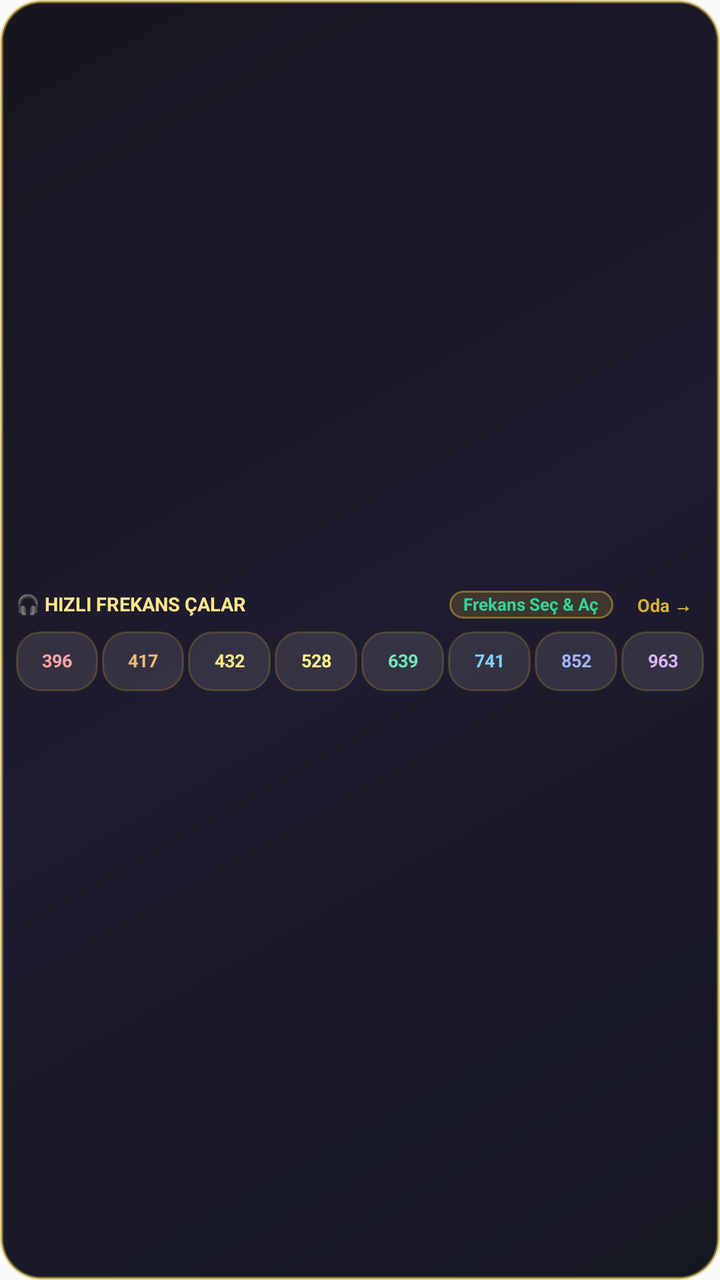
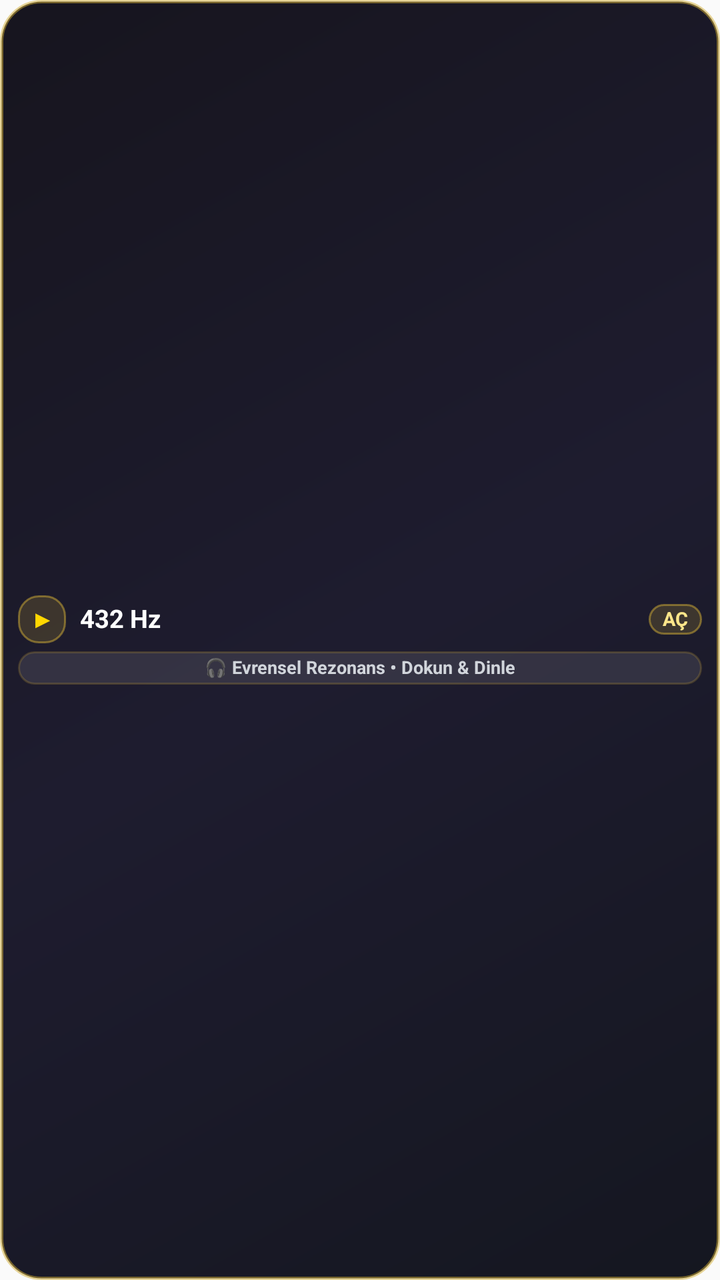

Two renders of the same Android screen: before a commit and after it. Below are the layout's source before the change and the commit's diff.
<!-- AndroidManifest.xml: application theme AppTheme -->
<!-- res/layout/quick_freq_bar_widget.xml -->
<?xml version="1.0" encoding="utf-8"?>
<LinearLayout xmlns:android="http://schemas.android.com/apk/res/android"
    android:id="@+id/qfb_widget_root"
    android:layout_width="match_parent"
    android:layout_height="match_parent"
    android:background="@drawable/cosmic_widget_bg"
    android:gravity="center_vertical"
    android:orientation="vertical"
    android:paddingHorizontal="8dp"
    android:paddingVertical="5dp">

    
    <LinearLayout
        android:layout_width="match_parent"
        android:layout_height="wrap_content"
        android:gravity="center_vertical"
        android:orientation="horizontal">

        <TextView
            android:id="@+id/qfb_title"
            android:layout_width="0dp"
            android:layout_height="wrap_content"
            android:layout_weight="1"
            android:includeFontPadding="false"
            android:maxLines="1"
            android:text="🎧 HIZLI FREKANS ÇALAR"
            android:textColor="#FDE68A"
            android:textSize="9.5sp"
            android:textStyle="bold" />

        <TextView
            android:id="@+id/qfb_status_pill"
            android:layout_width="wrap_content"
            android:layout_height="wrap_content"
            android:layout_marginEnd="6dp"
            android:background="@drawable/cosmic_pill_bg"
            android:includeFontPadding="false"
            android:maxLines="1"
            android:paddingHorizontal="7dp"
            android:paddingVertical="2dp"
            android:text="Frekans Seç &amp; Aç"
            android:textColor="#34D399"
            android:textSize="8.5sp"
            android:textStyle="bold" />

        <TextView
            android:id="@+id/qfb_open_room_btn"
            android:layout_width="wrap_content"
            android:layout_height="wrap_content"
            android:includeFontPadding="false"
            android:paddingHorizontal="6dp"
            android:paddingVertical="2dp"
            android:text="Oda →"
            android:textColor="#D4AF37"
            android:textSize="9sp"
            android:textStyle="bold" />
    </LinearLayout>

    
    <LinearLayout
        android:layout_width="match_parent"
        android:layout_height="wrap_content"
        android:layout_marginTop="5dp"
        android:gravity="center_vertical"
        android:orientation="horizontal">

        <TextView
            android:id="@+id/qfb_btn_396"
            android:layout_width="0dp"
            android:layout_height="30dp"
            android:layout_marginEnd="2dp"
            android:layout_weight="1"
            android:background="@drawable/cosmic_inner_card_bg"
            android:gravity="center"
            android:includeFontPadding="false"
            android:maxLines="1"
            android:text="396"
            android:textColor="#FCA5A5"
            android:textSize="9sp"
            android:textStyle="bold" />

        <TextView
            android:id="@+id/qfb_btn_417"
            android:layout_width="0dp"
            android:layout_height="30dp"
            android:layout_marginEnd="2dp"
            android:layout_weight="1"
            android:background="@drawable/cosmic_inner_card_bg"
            android:gravity="center"
            android:includeFontPadding="false"
            android:maxLines="1"
            android:text="417"
            android:textColor="#FDBA74"
            android:textSize="9sp"
            android:textStyle="bold" />

        <TextView
            android:id="@+id/qfb_btn_432"
            android:layout_width="0dp"
            android:layout_height="30dp"
            android:layout_marginEnd="2dp"
            android:layout_weight="1"
            android:background="@drawable/cosmic_inner_card_bg"
            android:gravity="center"
            android:includeFontPadding="false"
            android:maxLines="1"
            android:text="432"
            android:textColor="#FDE68A"
            android:textSize="9sp"
            android:textStyle="bold" />

        <TextView
            android:id="@+id/qfb_btn_528"
            android:layout_width="0dp"
            android:layout_height="30dp"
            android:layout_marginEnd="2dp"
            android:layout_weight="1"
            android:background="@drawable/cosmic_inner_card_bg"
            android:gravity="center"
            android:includeFontPadding="false"
            android:maxLines="1"
            android:text="528"
            android:textColor="#FEF08A"
            android:textSize="9sp"
            android:textStyle="bold" />

        <TextView
            android:id="@+id/qfb_btn_639"
            android:layout_width="0dp"
            android:layout_height="30dp"
            android:layout_marginEnd="2dp"
            android:layout_weight="1"
            android:background="@drawable/cosmic_inner_card_bg"
            android:gravity="center"
            android:includeFontPadding="false"
            android:maxLines="1"
            android:text="639"
            android:textColor="#6EE7B7"
            android:textSize="9sp"
            android:textStyle="bold" />

        <TextView
            android:id="@+id/qfb_btn_741"
            android:layout_width="0dp"
            android:layout_height="30dp"
            android:layout_marginEnd="2dp"
            android:layout_weight="1"
            android:background="@drawable/cosmic_inner_card_bg"
            android:gravity="center"
            android:includeFontPadding="false"
            android:maxLines="1"
            android:text="741"
            android:textColor="#7DD3FC"
            android:textSize="9sp"
            android:textStyle="bold" />

        <TextView
            android:id="@+id/qfb_btn_852"
            android:layout_width="0dp"
            android:layout_height="30dp"
            android:layout_marginEnd="2dp"
            android:layout_weight="1"
            android:background="@drawable/cosmic_inner_card_bg"
            android:gravity="center"
            android:includeFontPadding="false"
            android:maxLines="1"
            android:text="852"
            android:textColor="#A5B4FC"
            android:textSize="9sp"
            android:textStyle="bold" />

        <TextView
            android:id="@+id/qfb_btn_963"
            android:layout_width="0dp"
            android:layout_height="30dp"
            android:layout_weight="1"
            android:background="@drawable/cosmic_inner_card_bg"
            android:gravity="center"
            android:includeFontPadding="false"
            android:maxLines="1"
            android:text="963"
            android:textColor="#D8B4FE"
            android:textSize="9sp"
            android:textStyle="bold" />
    </LinearLayout>
</LinearLayout>
<!-- resources referenced by this layout -->
<resources>
  <!-- drawable cosmic_inner_card_bg (drawable) -->
  <?xml version="1.0" encoding="utf-8"?>
  <shape xmlns:android="http://schemas.android.com/apk/res/android"
      android:shape="rectangle">
      <solid android:color="#1AFFFFFF" />
      <corners android:radius="12dp" />
      <stroke
          android:width="1dp"
          android:color="#38D4AF37" />
  </shape>
  <!-- drawable cosmic_pill_bg (drawable) -->
  <?xml version="1.0" encoding="utf-8"?>
  <shape xmlns:android="http://schemas.android.com/apk/res/android"
      android:shape="rectangle">
      <solid android:color="#2ED4AF37" />
      <corners android:radius="10dp" />
      <stroke
          android:width="1dp"
          android:color="#80D4AF37" />
  </shape>
  <!-- drawable cosmic_widget_bg (drawable) -->
  <?xml version="1.0" encoding="utf-8"?>
  <shape xmlns:android="http://schemas.android.com/apk/res/android"
      android:shape="rectangle">
      <gradient
          android:angle="135"
          android:startColor="#F2080A14"
          android:centerColor="#F2121024"
          android:endColor="#F20A0812"
          android:type="linear" />
      <corners android:radius="20dp" />
      <stroke
          android:width="1.5dp"
          android:color="#80D4AF37" />
  </shape>
  <style name="AppTheme" parent="Theme.AppCompat.DayNight.NoActionBar">
      <item name="android:enforceNavigationBarContrast" tools:targetApi="29">true</item>
      <item name="android:editTextBackground">@drawable/rn_edit_text_material</item>
      <item name="colorPrimary">@color/colorPrimary</item>
      <item name="android:statusBarColor">#000000</item>
    </style>
  <!-- drawable rn_edit_text_material (drawable) -->
  <?xml version="1.0" encoding="utf-8"?>
  <inset xmlns:android="http://schemas.android.com/apk/res/android"
         android:insetLeft="@dimen/abc_edit_text_inset_horizontal_material"
         android:insetRight="@dimen/abc_edit_text_inset_horizontal_material"
         android:insetTop="@dimen/abc_edit_text_inset_top_material"
         android:insetBottom="@dimen/abc_edit_text_inset_bottom_material"
         >
  
      <selector>
          
          <item android:state_enabled="false" android:drawable="@drawable/abc_textfield_default_mtrl_alpha"/>
          <item android:drawable="@drawable/abc_textfield_activated_mtrl_alpha"/>
      </selector>
  
  </inset>
  <color name="colorPrimary">#D4AF37</color>
</resources>

<!-- the commit's change to res/layout/quick_freq_bar_widget.xml (unified diff, before → after) -->
@@ -6,180 +6,87 @@
     android:background="@drawable/cosmic_widget_bg"
     android:gravity="center_vertical"
     android:orientation="vertical"
-    android:paddingHorizontal="8dp"
+    android:paddingHorizontal="9dp"
     android:paddingVertical="5dp">
 
     
     <LinearLayout
+        android:id="@+id/qfb_top_row"
         android:layout_width="match_parent"
         android:layout_height="wrap_content"
         android:gravity="center_vertical"
         android:orientation="horizontal">
 
         <TextView
-            android:id="@+id/qfb_title"
+            android:id="@+id/qfb_play_icon"
+            android:layout_width="24dp"
+            android:layout_height="24dp"
+            android:background="@drawable/cosmic_pill_bg"
+            android:gravity="center"
+            android:includeFontPadding="false"
+            android:text="▶"
+            android:textColor="#FFD700"
+            android:textSize="11.5sp"
+            android:textStyle="bold" />
+
+        <TextView
+            android:id="@+id/qfb_hz_title"
             android:layout_width="0dp"
             android:layout_height="wrap_content"
+            android:layout_marginStart="7dp"
+            android:layout_marginEnd="4dp"
             android:layout_weight="1"
+            android:autoSizeMaxTextSize="13sp"
+            android:autoSizeMinTextSize="9.5sp"
+            android:autoSizeStepGranularity="0.5sp"
+            android:autoSizeTextType="uniform"
             android:includeFontPadding="false"
             android:maxLines="1"
-            android:text="🎧 HIZLI FREKANS ÇALAR"
-            android:textColor="#FDE68A"
-            android:textSize="9.5sp"
+            android:text="432 Hz"
+            android:textColor="#FFFFFF"
+            android:textSize="12.5sp"
             android:textStyle="bold" />
 
         <TextView
             android:id="@+id/qfb_status_pill"
             android:layout_width="wrap_content"
             android:layout_height="wrap_content"
-            android:layout_marginEnd="6dp"
             android:background="@drawable/cosmic_pill_bg"
             android:includeFontPadding="false"
             android:maxLines="1"
             android:paddingHorizontal="7dp"
             android:paddingVertical="2dp"
-            android:text="Frekans Seç &amp; Aç"
-            android:textColor="#34D399"
-            android:textSize="8.5sp"
-            android:textStyle="bold" />
-
-        <TextView
-            android:id="@+id/qfb_open_room_btn"
-            android:layout_width="wrap_content"
-            android:layout_height="wrap_content"
-            android:includeFontPadding="false"
-            android:paddingHorizontal="6dp"
-            android:paddingVertical="2dp"
-            android:text="Oda →"
-            android:textColor="#D4AF37"
-            android:textSize="9sp"
+            android:text="AÇ"
+            android:textColor="#FDE68A"
+            android:textSize="9.5sp"
             android:textStyle="bold" />
     </LinearLayout>
 
     
     <LinearLayout
+        android:id="@+id/qfb_bottom_row"
         android:layout_width="match_parent"
         android:layout_height="wrap_content"
-        android:layout_marginTop="5dp"
+        android:layout_marginTop="4dp"
+        android:background="@drawable/cosmic_inner_card_bg"
         android:gravity="center_vertical"
-        android:orientation="horizontal">
+        android:orientation="horizontal"
+        android:paddingHorizontal="7dp"
+        android:paddingVertical="3dp">
 
         <TextView
-            android:id="@+id/qfb_btn_396"
-            android:layout_width="0dp"
-            android:layout_height="30dp"
-            android:layout_marginEnd="2dp"
-            android:layout_weight="1"
-            android:background="@drawable/cosmic_inner_card_bg"
+            android:id="@+id/qfb_sub_label"
+            android:layout_width="match_parent"
+            android:layout_height="wrap_content"
+            android:autoSizeMaxTextSize="9.5sp"
+            android:autoSizeMinTextSize="7.5sp"
+            android:autoSizeStepGranularity="0.5sp"
+            android:autoSizeTextType="uniform"
             android:gravity="center"
             android:includeFontPadding="false"
             android:maxLines="1"
-            android:text="396"
-            android:textColor="#FCA5A5"
-            android:textSize="9sp"
-            android:textStyle="bold" />
-
-        <TextView
-            android:id="@+id/qfb_btn_417"
-            android:layout_width="0dp"
-            android:layout_height="30dp"
-            android:layout_marginEnd="2dp"
-            android:layout_weight="1"
-            android:background="@drawable/cosmic_inner_card_bg"
-            android:gravity="center"
-            android:includeFontPadding="false"
-            android:maxLines="1"
-            android:text="417"
-            android:textColor="#FDBA74"
-            android:textSize="9sp"
-            android:textStyle="bold" />
-
-        <TextView
-            android:id="@+id/qfb_btn_432"
-            android:layout_width="0dp"
-            android:layout_height="30dp"
-            android:layout_marginEnd="2dp"
-            android:layout_weight="1"
-            android:background="@drawable/cosmic_inner_card_bg"
-            android:gravity="center"
-            android:includeFontPadding="false"
-            android:maxLines="1"
-            android:text="432"
-            android:textColor="#FDE68A"
-            android:textSize="9sp"
-            android:textStyle="bold" />
-
-        <TextView
-            android:id="@+id/qfb_btn_528"
-            android:layout_width="0dp"
-            android:layout_height="30dp"
-            android:layout_marginEnd="2dp"
-            android:layout_weight="1"
-            android:background="@drawable/cosmic_inner_card_bg"
-            android:gravity="center"
-            android:includeFontPadding="false"
-            android:maxLines="1"
-            android:text="528"
-            android:textColor="#FEF08A"
-            android:textSize="9sp"
-            android:textStyle="bold" />
-
-        <TextView
-            android:id="@+id/qfb_btn_639"
-            android:layout_width="0dp"
-            android:layout_height="30dp"
-            android:layout_marginEnd="2dp"
-            android:layout_weight="1"
-            android:background="@drawable/cosmic_inner_card_bg"
-            android:gravity="center"
-            android:includeFontPadding="false"
-            android:maxLines="1"
-            android:text="639"
-            android:textColor="#6EE7B7"
-            android:textSize="9sp"
-            android:textStyle="bold" />
-
-        <TextView
-            android:id="@+id/qfb_btn_741"
-            android:layout_width="0dp"
-            android:layout_height="30dp"
-            android:layout_marginEnd="2dp"
-            android:layout_weight="1"
-            android:background="@drawable/cosmic_inner_card_bg"
-            android:gravity="center"
-            android:includeFontPadding="false"
-            android:maxLines="1"
-            android:text="741"
-            android:textColor="#7DD3FC"
-            android:textSize="9sp"
-            android:textStyle="bold" />
-
-        <TextView
-            android:id="@+id/qfb_btn_852"
-            android:layout_width="0dp"
-            android:layout_height="30dp"
-            android:layout_marginEnd="2dp"
-            android:layout_weight="1"
-            android:background="@drawable/cosmic_inner_card_bg"
-            android:gravity="center"
-            android:includeFontPadding="false"
-            android:maxLines="1"
-            android:text="852"
-            android:textColor="#A5B4FC"
-            android:textSize="9sp"
-            android:textStyle="bold" />
-
-        <TextView
-            android:id="@+id/qfb_btn_963"
-            android:layout_width="0dp"
-            android:layout_height="30dp"
-            android:layout_weight="1"
-            android:background="@drawable/cosmic_inner_card_bg"
-            android:gravity="center"
-            android:includeFontPadding="false"
-            android:maxLines="1"
-            android:text="963"
-            android:textColor="#D8B4FE"
+            android:text="🎧 Evrensel Rezonans • Dokun &amp; Dinle"
+            android:textColor="#D1D5DB"
             android:textSize="9sp"
             android:textStyle="bold" />
     </LinearLayout>
